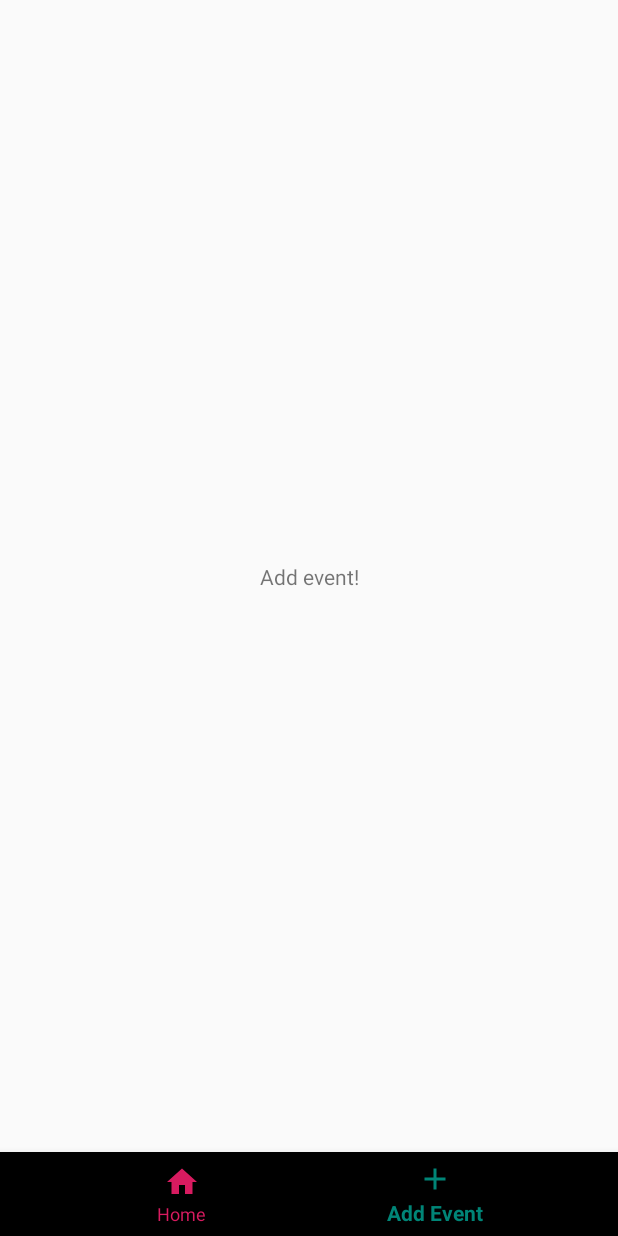
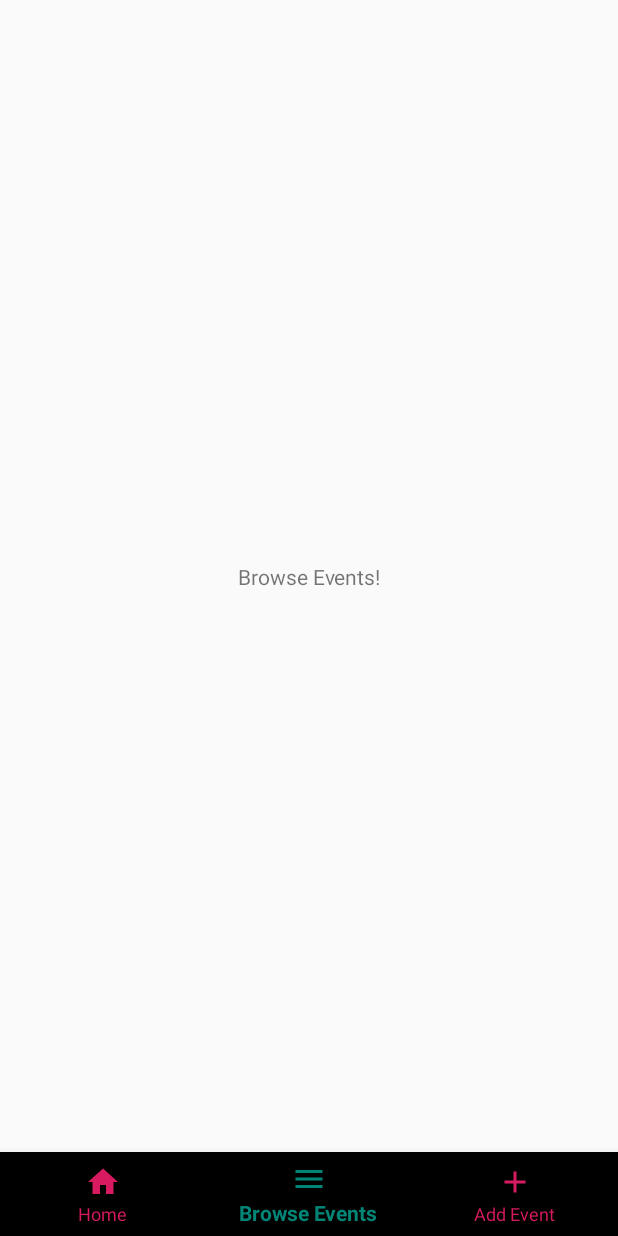
Before and after one commit to markfonte/InstEvents, an Android app: the screen it shows after launch (MapsActivity), item 2 of the bottom bar chosen, on a phone screen of 412 x 824 dp. Run offline under Robolectric (Android 15) with nearby library versions, the phone set to English and light mode, and no system bars; our stand-ins replace data binding, navigation-ui.

Commit message:
basic browse events fragment

```diff
--- /dev/null
+++ b/app/src/main/java/example/com/eventmap/ui/BrowseEventsFragment.kt
@@ -0,0 +1,36 @@
+package example.com.eventmap.ui
+
+import android.os.Bundle
+import android.view.LayoutInflater
+import android.view.View
+import android.view.ViewGroup
+import androidx.databinding.DataBindingUtil
+import androidx.fragment.app.Fragment
+import androidx.lifecycle.ViewModelProviders
+import example.com.eventmap.R
+import example.com.eventmap.databinding.FragmentBrowseEventsBinding
+import example.com.eventmap.util.InjectorUtils
+
+class BrowseEventsFragment : Fragment() {
+
+    private lateinit var vm: BrowseEventsViewModel
+
+    override fun onCreateView(
+        inflater: LayoutInflater,
+        container: ViewGroup?,
+        savedInstanceState: Bundle?
+    ): View? {
+        val factory: BrowseEventsViewModelFactory = InjectorUtils.provideBrowseEventsViewModelFactory()
+        vm = ViewModelProviders.of(this, factory).get(BrowseEventsViewModel::class.java)
+        val binding: FragmentBrowseEventsBinding = DataBindingUtil.inflate<FragmentBrowseEventsBinding>(
+            inflater,
+            R.layout.fragment_browse_events,
+            container,
+            false
+        ).apply {
+            viewModel = vm
+            lifecycleOwner = this@BrowseEventsFragment
+        }
+        return binding.root
+    }
+}
--- /dev/null
+++ b/app/src/main/java/example/com/eventmap/ui/BrowseEventsViewModel.kt
@@ -0,0 +1,7 @@
+package example.com.eventmap.ui
+
+import androidx.lifecycle.ViewModel
+import example.com.eventmap.data.MainRepository
+
+class BrowseEventsViewModel(private val mainRepository: MainRepository) : ViewModel() {
+}
--- /dev/null
+++ b/app/src/main/java/example/com/eventmap/ui/BrowseEventsViewModelFactory.kt
@@ -0,0 +1,12 @@
+package example.com.eventmap.ui
+
+import androidx.lifecycle.ViewModel
+import androidx.lifecycle.ViewModelProvider
+import example.com.eventmap.data.MainRepository
+
+class BrowseEventsViewModelFactory (private val repository: MainRepository) : ViewModelProvider.NewInstanceFactory() {
+    @Suppress("UNCHECKED_CAST")
+    override fun <T : ViewModel?> create(modelClass: Class<T>): T {
+        return BrowseEventsViewModel(repository) as T
+    }
+}
--- a/app/src/main/java/example/com/eventmap/util/InjectorUtils.kt
+++ b/app/src/main/java/example/com/eventmap/util/InjectorUtils.kt
@@ -3,6 +3,7 @@ package example.com.eventmap.util
 import example.com.eventmap.MapsActivityViewModelFactory
 import example.com.eventmap.data.MainRepository
 import example.com.eventmap.ui.AddEventViewModelFactory
+import example.com.eventmap.ui.BrowseEventsViewModelFactory
 
 object InjectorUtils {
 
@@ -19,4 +20,9 @@ object InjectorUtils {
         val repository: MainRepository = getMainRepositorySingleton()
         return AddEventViewModelFactory(repository)
     }
+
+    fun provideBrowseEventsViewModelFactory(): BrowseEventsViewModelFactory {
+        val repository: MainRepository = getMainRepositorySingleton()
+        return BrowseEventsViewModelFactory(repository)
+    }
 }
--- /dev/null
+++ b/app/src/main/res/drawable/ic_menu_black_24dp.xml
@@ -0,0 +1,9 @@
+<vector xmlns:android="http://schemas.android.com/apk/res/android"
+        android:width="24dp"
+        android:height="24dp"
+        android:viewportWidth="24.0"
+        android:viewportHeight="24.0">
+    <path
+        android:fillColor="#FF000000"
+        android:pathData="M3,18h18v-2L3,16v2zM3,13h18v-2L3,11v2zM3,6v2h18L21,6L3,6z"/>
+</vector>
--- /dev/null
+++ b/app/src/main/res/layout/fragment_browse_events.xml
@@ -0,0 +1,24 @@
+<?xml version="1.0" encoding="utf-8"?>
+<layout xmlns:android="http://schemas.android.com/apk/res/android"
+    xmlns:app="http://schemas.android.com/apk/res-auto">
+    <data>
+
+        <variable
+            name="viewModel"
+            type="example.com.eventmap.ui.BrowseEventsViewModel" />
+    </data>
+
+    <androidx.constraintlayout.widget.ConstraintLayout
+        android:layout_width="match_parent"
+        android:layout_height="match_parent" >
+
+        <TextView
+            app:layout_constraintTop_toTopOf="parent"
+            app:layout_constraintBottom_toBottomOf="parent"
+            app:layout_constraintStart_toStartOf="parent"
+            app:layout_constraintEnd_toEndOf="parent"
+            android:layout_width="wrap_content"
+            android:layout_height="wrap_content"
+            android:text="Browse Events!" />
+    </androidx.constraintlayout.widget.ConstraintLayout>
+</layout>
--- a/app/src/main/res/menu/menu_bottom_nav.xml
+++ b/app/src/main/res/menu/menu_bottom_nav.xml
@@ -6,7 +6,13 @@
         android:title="Home" />
 
     <item
+        android:id="@id/browseEventsFragment"
+        android:icon="@drawable/ic_menu_black_24dp"
+        android:title="Browse Events" />
+
+    <item
         android:id="@id/addEventFragment"
         android:icon="@drawable/ic_add_black_24dp"
         android:title="Add Event" />
+
 </menu>
--- a/app/src/main/res/navigation/nav_graph.xml
+++ b/app/src/main/res/navigation/nav_graph.xml
@@ -12,4 +12,8 @@
         android:id="@+id/addEventFragment"
         android:name="example.com.eventmap.ui.AddEventFragment"
         android:label="AddEventFragment" />
+    <fragment
+        android:id="@+id/browseEventsFragment"
+        android:name="example.com.eventmap.ui.BrowseEventsFragment"
+        android:label="BrowseEventsFragment" />
 </navigation>
```
